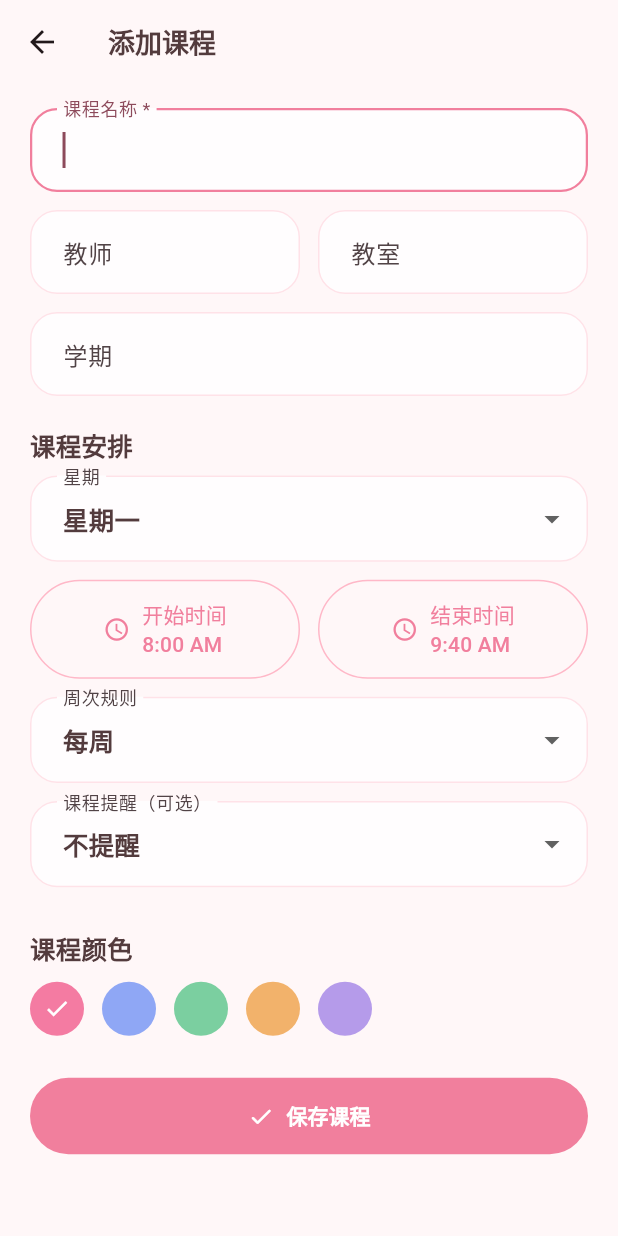
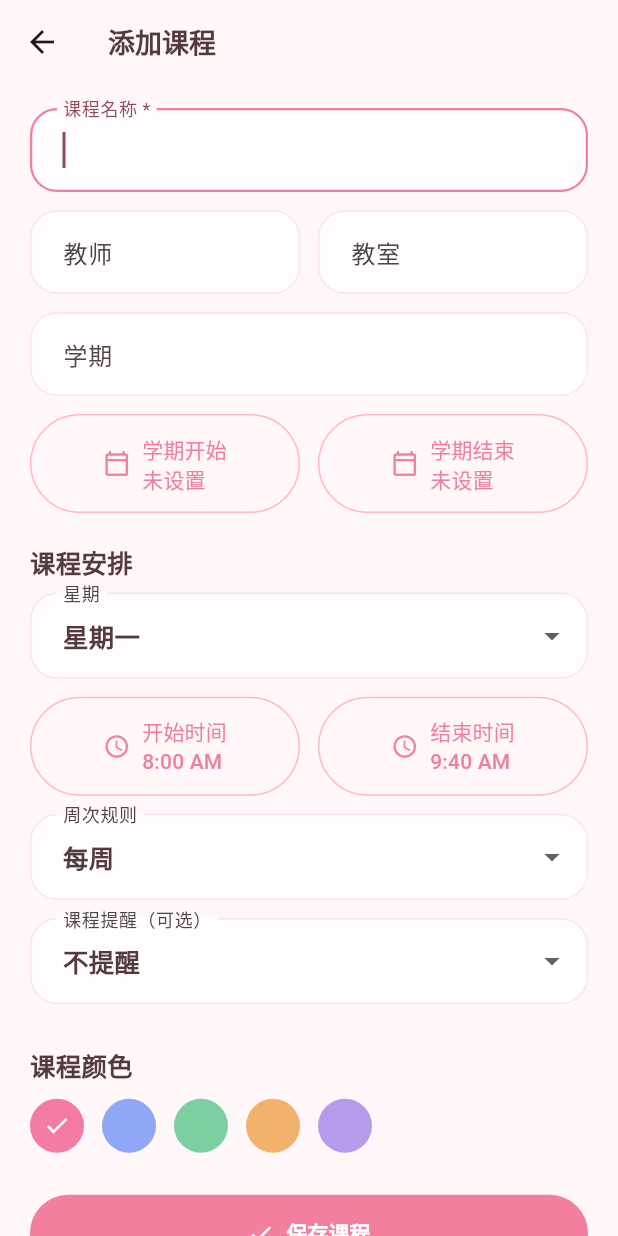
Before and after one commit to Dai-xx66/check-d, a Flutter app: the CourseFormPage screen opened directly, on a phone screen of 412 x 824 dp. Run offline on Flutter 3.47's test engine with Material 3 defaults, Android fonts, the phone set to English and light mode, and no system bars; our stand-ins replace drift, drift_flutter, flutter_local_notifications, flutter_riverpod, go_router, supabase_flutter and 1 more; accounts and stored records are empty; generated files the repository leaves out were written again.

Commit message:
Add semester date boundaries for courses

```diff
--- a/lib/features/courses/domain/course_models.dart
+++ b/lib/features/courses/domain/course_models.dart
@@ -11,6 +11,8 @@ class CourseDraft {
     this.teacher,
     this.classroom,
     this.semester,
+    this.semesterStartsOn,
+    this.semesterEndsOn,
     this.notes,
   });
 
@@ -19,6 +21,8 @@ class CourseDraft {
   final String? teacher;
   final String? classroom;
   final String? semester;
+  final DateTime? semesterStartsOn;
+  final DateTime? semesterEndsOn;
   final String? notes;
 }
 
@@ -33,6 +37,8 @@ class CourseDetails {
     this.teacher,
     this.classroom,
     this.semester,
+    this.semesterStartsOn,
+    this.semesterEndsOn,
     this.notes,
     this.rules = const [],
   });
@@ -46,6 +52,8 @@ class CourseDetails {
   final String? teacher;
   final String? classroom;
   final String? semester;
+  final DateTime? semesterStartsOn;
+  final DateTime? semesterEndsOn;
   final String? notes;
   final List<CourseScheduleRule> rules;
 }
--- a/lib/features/courses/presentation/course_form_page.dart
+++ b/lib/features/courses/presentation/course_form_page.dart
@@ -28,6 +28,8 @@ class _CourseFormPageState extends ConsumerState<CourseFormPage> {
   TimeOfDay _startsAt = const TimeOfDay(hour: 8, minute: 0);
   TimeOfDay _endsAt = const TimeOfDay(hour: 9, minute: 40);
   int? _remindBeforeMinutes;
+  DateTime? _semesterStartsOn;
+  DateTime? _semesterEndsOn;
   bool _saving = false;
 
   @override
@@ -40,6 +42,8 @@ class _CourseFormPageState extends ConsumerState<CourseFormPage> {
     _classroomController.text = course.classroom ?? '';
     _semesterController.text = course.semester ?? '';
     _colorValue = course.colorValue;
+    _semesterStartsOn = course.semesterStartsOn;
+    _semesterEndsOn = course.semesterEndsOn;
     final rule = course.rules.isEmpty ? null : course.rules.first;
     if (rule != null) {
       _weekday = rule.weekday;
@@ -109,6 +113,26 @@ class _CourseFormPageState extends ConsumerState<CourseFormPage> {
             TextField(
               controller: _semesterController,
               decoration: const InputDecoration(labelText: '学期'),
+            ),
+            const SizedBox(height: 12),
+            Row(
+              children: [
+                Expanded(
+                  child: _dateButton(
+                    '学期开始',
+                    _semesterStartsOn,
+                    (value) => setState(() => _semesterStartsOn = value),
+                  ),
+                ),
+                const SizedBox(width: 12),
+                Expanded(
+                  child: _dateButton(
+                    '学期结束',
+                    _semesterEndsOn,
+                    (value) => setState(() => _semesterEndsOn = value),
+                  ),
+                ),
+              ],
             ),
             const SizedBox(height: 20),
             Text('课程安排', style: Theme.of(context).textTheme.titleMedium),
@@ -286,12 +310,43 @@ class _CourseFormPageState extends ConsumerState<CourseFormPage> {
     );
   }
 
+  Widget _dateButton(
+    String label,
+    DateTime? value,
+    ValueChanged<DateTime?> onChanged,
+  ) {
+    return OutlinedButton.icon(
+      onPressed: () async {
+        final picked = await showDatePicker(
+          context: context,
+          firstDate: DateTime(2020),
+          lastDate: DateTime(2100),
+          initialDate: value ?? DateTime.now(),
+        );
+        if (picked != null) onChanged(picked);
+      },
+      icon: const Icon(Icons.calendar_today_outlined),
+      label: Text(
+        value == null ? '$label\n未设置' : '$label\n${_dateLabel(value)}',
+      ),
+    );
+  }
+
+  String _dateLabel(DateTime value) =>
+      '${value.year}-${value.month.toString().padLeft(2, '0')}-${value.day.toString().padLeft(2, '0')}';
+
   Future<void> _save() async {
     if (!_formKey.currentState!.validate()) return;
     final starts = _startsAt.hour * 60 + _startsAt.minute;
     final ends = _endsAt.hour * 60 + _endsAt.minute;
     if (ends <= starts) {
       _showError('结束时间必须晚于开始时间');
+      return;
+    }
+    if (_semesterStartsOn != null &&
+        _semesterEndsOn != null &&
+        _semesterEndsOn!.isBefore(_semesterStartsOn!)) {
+      _showError('学期结束日期不能早于开始日期');
       return;
     }
     final startWeek = int.tryParse(_startWeekController.text.trim());
@@ -311,6 +366,8 @@ class _CourseFormPageState extends ConsumerState<CourseFormPage> {
           teacher: _teacherController.text,
           classroom: _classroomController.text,
           semester: _semesterController.text,
+          semesterStartsOn: _semesterStartsOn,
+          semesterEndsOn: _semesterEndsOn,
         ),
         courseId: widget.initialCourse?.id,
       );
--- a/lib/features/courses/presentation/course_list_page.dart
+++ b/lib/features/courses/presentation/course_list_page.dart
@@ -173,6 +173,12 @@ class _CourseCard extends StatelessWidget {
                               .join(' · '),
                           style: Theme.of(context).textTheme.bodySmall,
                         ),
+                      if (course.semesterStartsOn != null ||
+                          course.semesterEndsOn != null)
+                        Text(
+                          '学期：${_dateLabel(course.semesterStartsOn)} 至 ${_dateLabel(course.semesterEndsOn)}',
+                          style: Theme.of(context).textTheme.bodySmall,
+                        ),
                     ],
                   ),
                 ),
@@ -234,6 +240,10 @@ class _CourseCard extends StatelessWidget {
   String _weekday(int day) =>
       const ['一', '二', '三', '四', '五', '六', '日'][day - 1];
 
+  String _dateLabel(DateTime? date) => date == null
+      ? '未设置'
+      : '${date.year}-${date.month.toString().padLeft(2, '0')}-${date.day.toString().padLeft(2, '0')}';
+
   String _formatMinute(int minute) =>
       '${(minute ~/ 60).toString().padLeft(2, '0')}:${(minute % 60).toString().padLeft(2, '0')}';
 }
```
Also changed, not shown: lib/core/database/app_database.dart (+7 -1 lines), lib/features/courses/data/course_repository.dart (+15 -0 lines), lib/features/today/data/today_repository.dart (+9 -0 lines), lib/core/database/app_database.g.dart, 1 other file.
